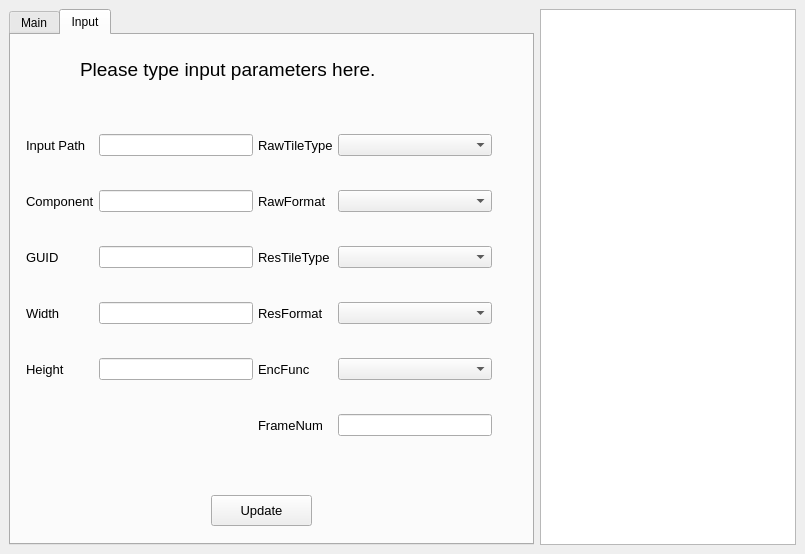
SJTU-Applemin/AutoULTGen, file Client/command_validator_app/ui/mainwindow.ui: the form before one commit.
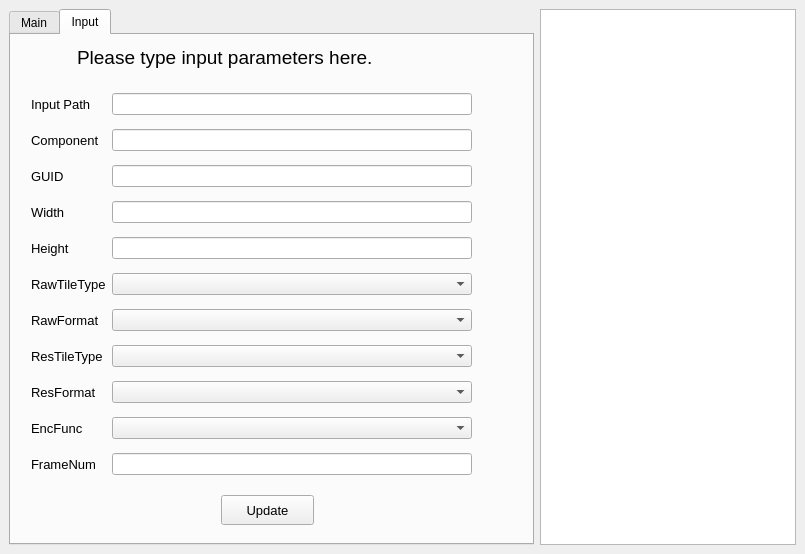
The form after the commit.

Commit message: Refined Input UI: Combobox dropdown read from files and auto update & generate pushbutton

What changed in the file:
```diff
--- a/Client/command_validator_app/ui/mainwindow.ui
+++ b/Client/command_validator_app/ui/mainwindow.ui
@@ -617,10 +617,10 @@
        <widget class="QLabel" name="label_6">
         <property name="geometry">
          <rect>
-          <x>69</x>
-          <y>19</y>
-          <width>371</width>
-          <height>31</height>
+          <x>66</x>
+          <y>11</y>
+          <width>341</width>
+          <height>23</height>
          </rect>
         </property>
         <property name="font">
@@ -636,84 +636,47 @@
          <string>Please type input parameters here.</string>
         </property>
        </widget>
-       <widget class="QWidget" name="layoutWidget">
+       <widget class="QPushButton" name="pushButtonUpdate">
         <property name="geometry">
          <rect>
-          <x>10</x>
-          <y>70</y>
-          <width>501</width>
-          <height>371</height>
+          <x>210</x>
+          <y>460</y>
+          <width>93</width>
+          <height>30</height>
+         </rect>
+        </property>
+        <property name="font">
+         <font>
+          <pointsize>10</pointsize>
+         </font>
+        </property>
+        <property name="text">
+         <string>Update</string>
+        </property>
+       </widget>
+       <widget class="QWidget" name="">
+        <property name="geometry">
+         <rect>
+          <x>20</x>
+          <y>50</y>
+          <width>481</width>
+          <height>401</height>
          </rect>
         </property>
         <layout class="QGridLayout" name="gridLayout_2">
-         <property name="sizeConstraint">
-          <enum>QLayout::SetNoConstraint</enum>
-         </property>
-         <property name="leftMargin">
-          <number>5</number>
-         </property>
-         <property name="topMargin">
-          <number>0</number>
-         </property>
-         <property name="rightMargin">
-          <number>5</number>
-         </property>
-         <property name="bottomMargin">
-          <number>5</number>
-         </property>
-         <property name="spacing">
-          <number>5</number>
-         </property>
-         <item row="4" column="3">
-          <widget class="QLabel" name="ResTileType">
+         <item row="2" column="0">
+          <widget class="QLabel" name="GUID">
            <property name="font">
             <font>
              <pointsize>10</pointsize>
             </font>
            </property>
            <property name="text">
-            <string>ResTileType</string>
+            <string>GUID</string>
            </property>
           </widget>
          </item>
-         <item row="0" column="2">
-          <widget class="QLineEdit" name="InputPathText">
-           <property name="readOnly">
-            <bool>false</bool>
-           </property>
-          </widget>
-         </item>
-         <item row="7" column="0">
-          <widget class="QLabel" name="Height">
-           <property name="font">
-            <font>
-             <pointsize>10</pointsize>
-            </font>
-           </property>
-           <property name="text">
-            <string>Height</string>
-           </property>
-          </widget>
-         </item>
-         <item row="7" column="4">
-          <widget class="QComboBox" name="comboBoxEncFunc"/>
-         </item>
-         <item row="4" column="4">
-          <widget class="QComboBox" name="comboBoxResTT"/>
-         </item>
-         <item row="5" column="3">
-          <widget class="QLabel" name="ResFormat">
-           <property name="font">
-            <font>
-             <pointsize>10</pointsize>
-            </font>
-           </property>
-           <property name="text">
-            <string>ResFormat</string>
-           </property>
-          </widget>
-         </item>
-         <item row="8" column="3">
+         <item row="10" column="0">
           <widget class="QLabel" name="FrameNum">
            <property name="font">
             <font>
@@ -725,17 +688,26 @@
            </property>
           </widget>
          </item>
-         <item row="7" column="2">
-          <widget class="QLineEdit" name="Height_input"/>
+         <item row="8" column="0">
+          <widget class="QLabel" name="ResFormat">
+           <property name="font">
+            <font>
+             <pointsize>10</pointsize>
+            </font>
+           </property>
+           <property name="text">
+            <string>ResFormat</string>
+           </property>
+          </widget>
          </item>
-         <item row="0" column="5">
-          <widget class="QLabel" name="RawTT_value">
+         <item row="10" column="1">
+          <widget class="QLineEdit" name="FrameNum_input">
            <property name="text">
-            <string/>
+            <string>                                       </string>
            </property>
           </widget>
          </item>
-         <item row="5" column="0">
+         <item row="3" column="0">
           <widget class="QLabel" name="Width">
            <property name="font">
             <font>
@@ -747,7 +719,42 @@
            </property>
           </widget>
          </item>
-         <item row="7" column="3">
+         <item row="9" column="2">
+          <widget class="QLabel" name="EncFunc_value">
+           <property name="text">
+            <string/>
+           </property>
+          </widget>
+         </item>
+         <item row="8" column="1">
+          <widget class="QComboBox" name="comboBoxResF"/>
+         </item>
+         <item row="9" column="1">
+          <widget class="QComboBox" name="comboBoxEncFunc"/>
+         </item>
+         <item row="6" column="1">
+          <widget class="QComboBox" name="comboBoxRawF"/>
+         </item>
+         <item row="2" column="1">
+          <widget class="QLineEdit" name="GUID_input">
+           <property name="text">
+            <string/>
+           </property>
+          </widget>
+         </item>
+         <item row="7" column="0">
+          <widget class="QLabel" name="ResTileType">
+           <property name="font">
+            <font>
+             <pointsize>10</pointsize>
+            </font>
+           </property>
+           <property name="text">
+            <string>ResTileType</string>
+           </property>
+          </widget>
+         </item>
+         <item row="9" column="0">
           <widget class="QLabel" name="EncFunc">
            <property name="font">
             <font>
@@ -759,44 +766,51 @@
            </property>
           </widget>
          </item>
-         <item row="4" column="0">
-          <widget class="QLabel" name="GUID">
-           <property name="font">
-            <font>
-             <pointsize>10</pointsize>
-            </font>
-           </property>
-           <property name="text">
-            <string>GUID</string>
-           </property>
-          </widget>
-         </item>
-         <item row="5" column="4">
-          <widget class="QComboBox" name="comboBoxResF"/>
-         </item>
-         <item row="5" column="2">
-          <widget class="QLineEdit" name="Width_input"/>
-         </item>
-         <item row="3" column="0">
-          <widget class="QLabel" name="Component">
-           <property name="font">
-            <font>
-             <pointsize>10</pointsize>
-            </font>
-           </property>
-           <property name="text">
-            <string>Component</string>
-           </property>
-          </widget>
-         </item>
-         <item row="3" column="2">
+         <item row="1" column="1">
           <widget class="QLineEdit" name="Component_input">
            <property name="readOnly">
             <bool>false</bool>
            </property>
           </widget>
          </item>
-         <item row="0" column="3">
+         <item row="6" column="2">
+          <widget class="QLabel" name="RawF_value">
+           <property name="text">
+            <string/>
+           </property>
+          </widget>
+         </item>
+         <item row="5" column="1">
+          <widget class="QComboBox" name="comboBoxRawTT"/>
+         </item>
+         <item row="7" column="1">
+          <widget class="QComboBox" name="comboBoxResTT"/>
+         </item>
+         <item row="3" column="1">
+          <widget class="QLineEdit" name="Width_input"/>
+         </item>
+         <item row="10" column="2">
+          <widget class="QLabel" name="label_14">
+           <property name="text">
+            <string>          </string>
+           </property>
+          </widget>
+         </item>
+         <item row="8" column="2">
+          <widget class="QLabel" name="ResF_value">
+           <property name="text">
+            <string/>
+           </property>
+          </widget>
+         </item>
+         <item row="7" column="2">
+          <widget class="QLabel" name="ResTT_value">
+           <property name="text">
+            <string/>
+           </property>
+          </widget>
+         </item>
+         <item row="5" column="0">
           <widget class="QLabel" name="RawTileType">
            <property name="font">
             <font>
@@ -808,6 +822,13 @@
            </property>
           </widget>
          </item>
+         <item row="5" column="2">
+          <widget class="QLabel" name="RawTT_value">
+           <property name="text">
+            <string/>
+           </property>
+          </widget>
+         </item>
          <item row="0" column="0">
           <widget class="QLabel" name="InputPath">
            <property name="font">
@@ -820,14 +841,26 @@
            </property>
           </widget>
          </item>
-         <item row="4" column="2">
-          <widget class="QLineEdit" name="GUID_input">
+         <item row="0" column="1">
+          <widget class="QLineEdit" name="InputPathText">
+           <property name="readOnly">
+            <bool>false</bool>
+           </property>
+          </widget>
+         </item>
+         <item row="1" column="0">
+          <widget class="QLabel" name="Component">
+           <property name="font">
+            <font>
+             <pointsize>10</pointsize>
+            </font>
+           </property>
            <property name="text">
-            <string/>
+            <string>Component</string>
            </property>
           </widget>
          </item>
-         <item row="3" column="3">
+         <item row="6" column="0">
           <widget class="QLabel" name="RawFormat">
            <property name="font">
             <font>
@@ -839,70 +872,23 @@
            </property>
           </widget>
          </item>
-         <item row="0" column="4">
-          <widget class="QComboBox" name="comboBoxRawTT"/>
-         </item>
-         <item row="3" column="4">
-          <widget class="QComboBox" name="comboBoxRawF"/>
-         </item>
-         <item row="8" column="4">
-          <widget class="QLineEdit" name="FrameNum_input"/>
-         </item>
-         <item row="3" column="5">
-          <widget class="QLabel" name="RawF_value">
-           <property name="text">
-            <string/>
+         <item row="4" column="0">
+          <widget class="QLabel" name="Height">
+           <property name="font">
+            <font>
+             <pointsize>10</pointsize>
+            </font>
            </property>
-          </widget>
-         </item>
-         <item row="4" column="5">
-          <widget class="QLabel" name="ResTT_value">
            <property name="text">
-            <string/>
+            <string>Height</string>
            </property>
           </widget>
          </item>
-         <item row="5" column="5">
-          <widget class="QLabel" name="ResF">
-           <property name="text">
-            <string/>
-           </property>
-          </widget>
-         </item>
-         <item row="7" column="5">
-          <widget class="QLabel" name="EncFunc_value">
-           <property name="text">
-            <string/>
-           </property>
-          </widget>
-         </item>
-         <item row="8" column="5">
-          <widget class="QLabel" name="label_14">
-           <property name="text">
-            <string>      </string>
-           </property>
-          </widget>
+         <item row="4" column="1">
+          <widget class="QLineEdit" name="Height_input"/>
          </item>
         </layout>
        </widget>
-       <widget class="QPushButton" name="pushButtonUpdate">
-        <property name="geometry">
-         <rect>
-          <x>200</x>
-          <y>460</y>
-          <width>101</width>
-          <height>31</height>
-         </rect>
-        </property>
-        <property name="font">
-         <font>
-          <pointsize>10</pointsize>
-         </font>
-        </property>
-        <property name="text">
-         <string>Update</string>
-        </property>
-       </widget>
       </widget>
      </widget>
     </item>
```
The commit also changes 11 other files.
